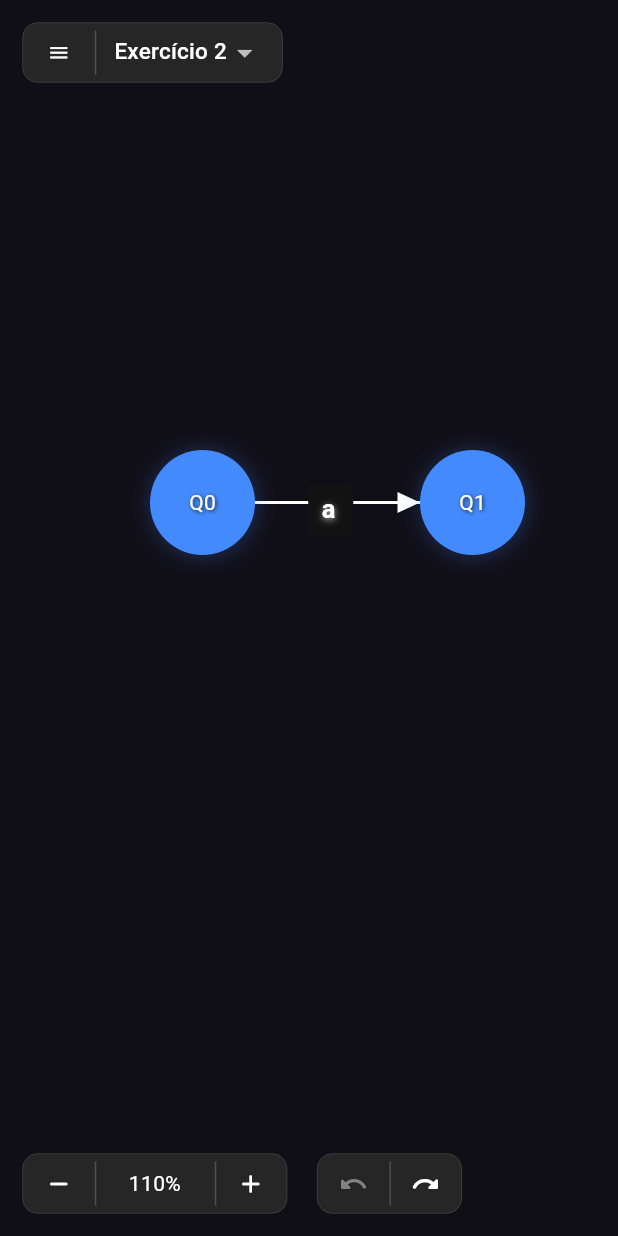
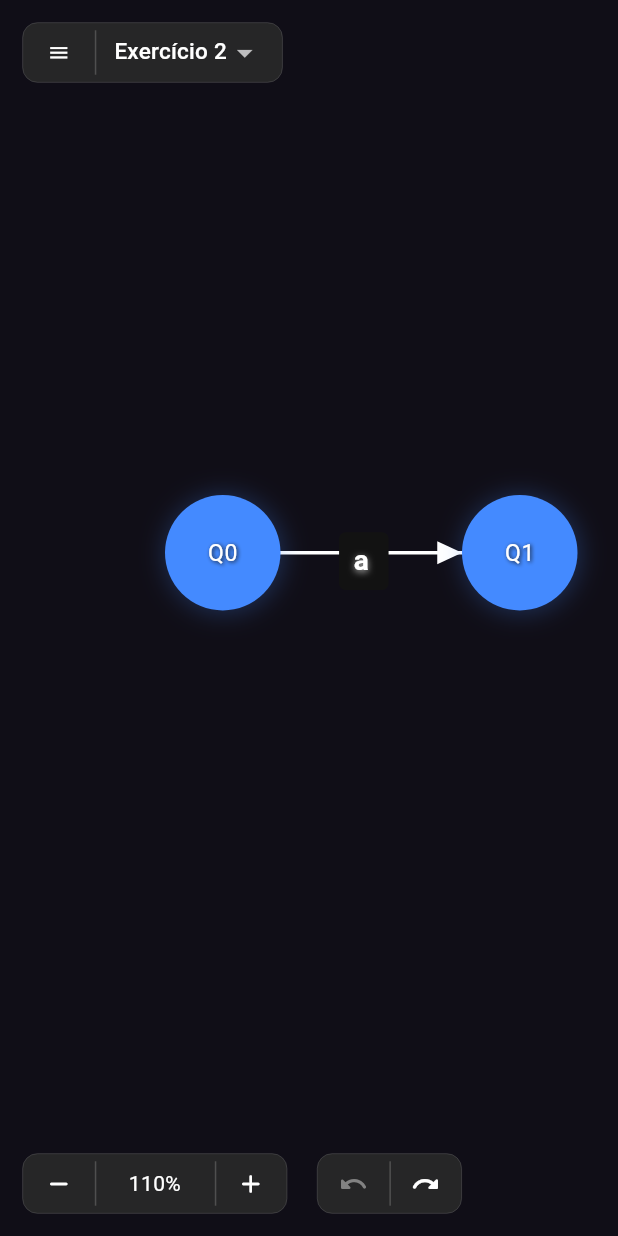
Before and after one commit to MatheusNSantiago/automaton-simulator, a Flutter app: the screen it shows after launch, item 2 of the bottom bar chosen, on a phone screen of 412 x 824 dp. Run offline on Flutter 3.47's test engine with Material 2 defaults, Android fonts, the phone set to English and light mode, and no system bars; our stand-ins replace bloc, flutter_bloc.

Commit message:
feat(canvas): render canvas conditionally when zoom changes

```diff
--- a/lib/presentation/canvas.dart
+++ b/lib/presentation/canvas.dart
@@ -11,14 +11,7 @@
 import 'node/node_renderer.dart';
 
 class Canvas extends StatefulWidget {
-  final double minScale;
-  final double maxScale;
-
-  const Canvas({
-    super.key,
-    this.minScale = 0.1,
-    this.maxScale = 4.0,
-  });
+  const Canvas({super.key});
 
   @override
   State<Canvas> createState() => _CanvasState();
@@ -51,12 +44,18 @@
             final keyboard = context.watch<KeyboardCubit>();
             final canvas = context.read<CanvasCubit>();
 
-            final canvasMoveEnabled = mouse.state.isUp &&
-                !keyboard.state.spacePressed &&
-                !keyboard.state.controlPressed;
+            final canvasMoveEnabled =
+                mouse.state.isUp && !keyboard.state.controlPressed;
 
+            return BlocBuilder<CanvasCubit, CanvasState>(
+              buildWhen: (previous, current) {
+                final zoomChanged = previous.zoom != current.zoom;
+                return zoomChanged;
+              },
+              builder: (context, state) {
                 return InteractiveViewer(
-              transformationController: canvas.getTransformationController(),
+                  transformationController:
+                      canvas.getTransformationController(),
                   constrained: false,
                   panEnabled: false,
                   scaleEnabled: false,
@@ -78,7 +77,8 @@
                       const double zoomSensitivity = 0.001;
                       final dy = details.focalPointDelta.dy;
                       final scale = 1 + dy * zoomSensitivity;
-                  return canvas.zoom(scale, mouse.state.zoomInitialPosition);
+                      return canvas.zoom(
+                          scale, mouse.state.zoomInitialPosition);
                     }
 
                     if (canvasMoveEnabled) {
@@ -87,12 +87,7 @@
 
                     return canvas.moveSelection(details.focalPointDelta);
                   },
-              minScale: widget.minScale,
-              maxScale: widget.maxScale,
-              boundaryMargin: const EdgeInsets.all(double.infinity),
-              child: BlocBuilder<CanvasCubit, CanvasState>(
-                builder: (context, state) {
-                  return SizedBox(
+                  child: SizedBox(
                     height: constraints.maxHeight,
                     width: constraints.maxWidth,
                     child: Stack(
@@ -112,18 +107,12 @@
                                 .toList(),
                           ),
                         ),
-                        if (state.isMarqueeActive)
-                          Positioned(
-                            child: Marquee(
-                              start: canvas.toScene(state.marqueeStart!),
-                              end: canvas.toScene(state.marqueeEnd!),
+                        const Marquee(),
+                      ],
                     ),
-                          ),
-                      ],
                   ),
                 );
               },
-              ),
             );
           },
         ),
```
Lines whose indentation alone changed are shown as unchanged.
